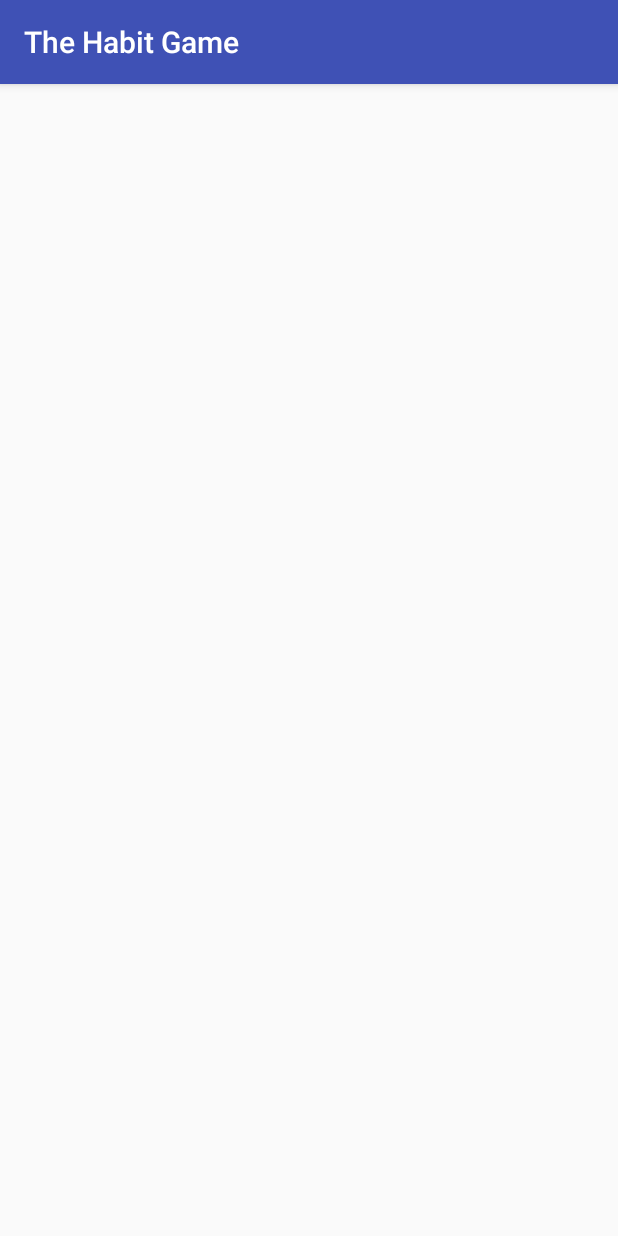
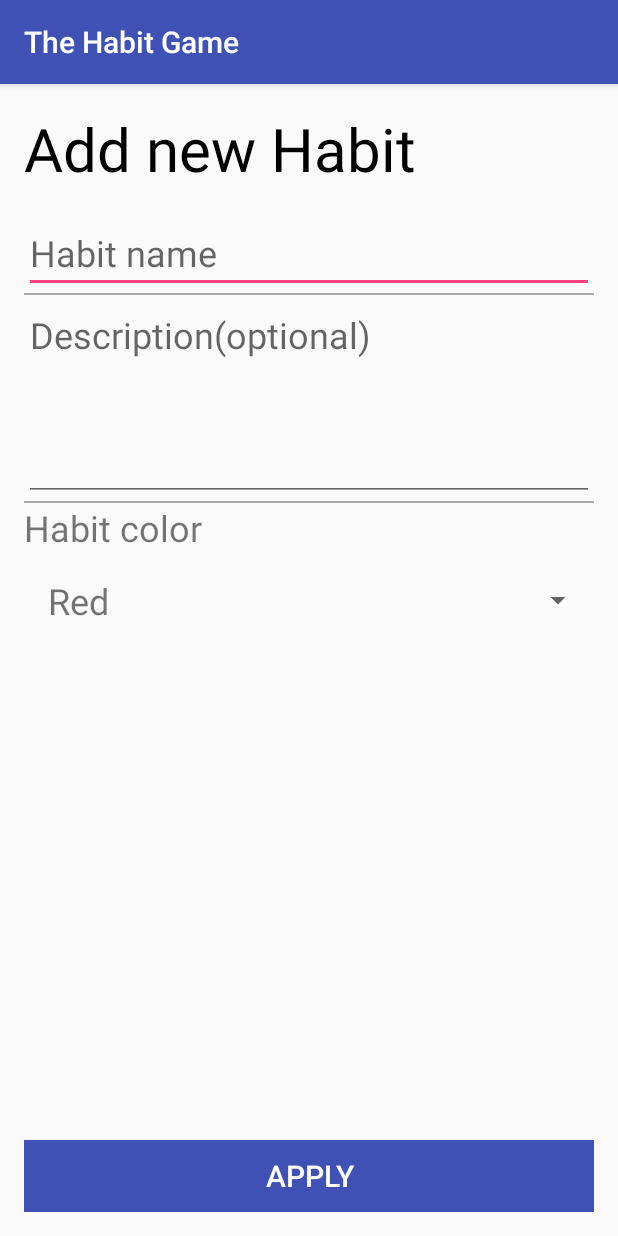
Before and after one commit to sayard/The-Habit-Game, an Android app: the AddNewHabitActivity screen opened directly, with no data from a screen before it, on a phone screen of 412 x 824 dp. Run offline under Robolectric (Android 15) with nearby library versions, the phone set to English and light mode, and no system bars.

Commit message:
added new activity

```diff
--- a/app/src/main/java/pl/c0/sayard/thehabitgame/AddNewHabitActivity.java
+++ b/app/src/main/java/pl/c0/sayard/thehabitgame/AddNewHabitActivity.java
@@ -2,12 +2,22 @@ package pl.c0.sayard.thehabitgame;
 
 import android.support.v7.app.AppCompatActivity;
 import android.os.Bundle;
+import android.widget.ArrayAdapter;
+import android.widget.Spinner;
 
 public class AddNewHabitActivity extends AppCompatActivity {
+
+    private String[] colors = {"Red", "Green", "Blue"};
+    private Spinner colorSpinner;
 
     @Override
     protected void onCreate(Bundle savedInstanceState) {
         super.onCreate(savedInstanceState);
         setContentView(R.layout.activity_add_new_habit);
+
+        ArrayAdapter<String> arrayAdapter = new ArrayAdapter<String>(this, R.layout.color_spinner_item, colors);
+
+        colorSpinner = (Spinner)findViewById(R.id.spinner1);
+        colorSpinner.setAdapter(arrayAdapter);
     }
 }
--- a/app/src/main/java/pl/c0/sayard/thehabitgame/MainActivity.java
+++ b/app/src/main/java/pl/c0/sayard/thehabitgame/MainActivity.java
@@ -1,5 +1,6 @@
 package pl.c0.sayard.thehabitgame;
 
+import android.content.Intent;
 import android.os.Bundle;
 import android.support.design.widget.FloatingActionButton;
 import android.support.design.widget.Snackbar;
@@ -22,8 +23,8 @@ public class MainActivity extends AppCompatActivity {
         fab.setOnClickListener(new View.OnClickListener() {
             @Override
             public void onClick(View view) {
-                Snackbar.make(view, "Replace with your own action", Snackbar.LENGTH_LONG)
-                        .setAction("Action", null).show();
+                Intent intent = new Intent(getBaseContext(), AddNewHabitActivity.class);
+                startActivity(intent);
             }
         });
     }
--- a/app/src/main/res/layout/activity_add_new_habit.xml
+++ b/app/src/main/res/layout/activity_add_new_habit.xml
@@ -1,5 +1,5 @@
 <?xml version="1.0" encoding="utf-8"?>
-<RelativeLayout xmlns:android="http://schemas.android.com/apk/res/android"
+<LinearLayout xmlns:android="http://schemas.android.com/apk/res/android"
     xmlns:tools="http://schemas.android.com/tools"
     android:id="@+id/activity_add_new_habit"
     android:layout_width="match_parent"
@@ -8,6 +8,71 @@
     android:paddingLeft="@dimen/activity_horizontal_margin"
     android:paddingRight="@dimen/activity_horizontal_margin"
     android:paddingTop="@dimen/activity_vertical_margin"
+    android:orientation="vertical"
     tools:context="pl.c0.sayard.thehabitgame.AddNewHabitActivity">
 
-</RelativeLayout>
+    <TextView
+        android:layout_width="match_parent"
+        android:layout_height="wrap_content"
+        android:text="Add new Habit"
+        android:textSize="40sp"
+        android:textColor="@android:color/black"
+        android:layout_marginBottom="16dp"/>
+
+    <EditText
+        android:layout_width="match_parent"
+        android:layout_height="wrap_content"
+        android:hint="Habit name"
+        android:textSize="24sp"/>
+
+    <View
+        android:layout_width="match_parent"
+        android:layout_height="1dp"
+        android:background="@android:color/darker_gray"
+        android:paddingBottom="8dp"
+        android:paddingTop="8dp"/>
+
+    <EditText
+        android:layout_width="match_parent"
+        android:layout_height="wrap_content"
+        android:hint="Description(optional)"
+        android:textSize="24sp"
+        android:lines="4"
+        android:gravity="top"/>
+
+    <View
+        android:layout_width="match_parent"
+        android:layout_height="1dp"
+        android:background="@android:color/darker_gray"
+        android:paddingBottom="8dp"
+        android:paddingTop="8dp"/>
+
+    <TextView
+        android:layout_width="match_parent"
+        android:layout_height="wrap_content"
+        android:text="Habit color"
+        android:textSize="24sp"/>
+
+    <Spinner
+        android:id="@+id/spinner1"
+        android:layout_width="match_parent"
+        android:layout_height="wrap_content"
+        />
+
+    <RelativeLayout
+        android:layout_width="match_parent"
+        android:layout_height="match_parent">
+
+        <Button
+            android:layout_width="match_parent"
+            android:layout_height="wrap_content"
+            android:textSize="20sp"
+            android:background="?attr/colorPrimary"
+            android:textColor="@android:color/white"
+            android:text="Apply"
+            android:layout_alignParentBottom="true"/>
+    </RelativeLayout>
+
+
+
+</LinearLayout>
--- /dev/null
+++ b/app/src/main/res/layout/color_spinner_item.xml
@@ -0,0 +1,7 @@
+<?xml version="1.0" encoding="utf-8"?>
+<TextView
+    xmlns:android="http://schemas.android.com/apk/res/android"
+    android:layout_width="match_parent"
+    android:layout_height="wrap_content"
+    android:textSize="24sp"
+    android:padding="16dp"/>
```
